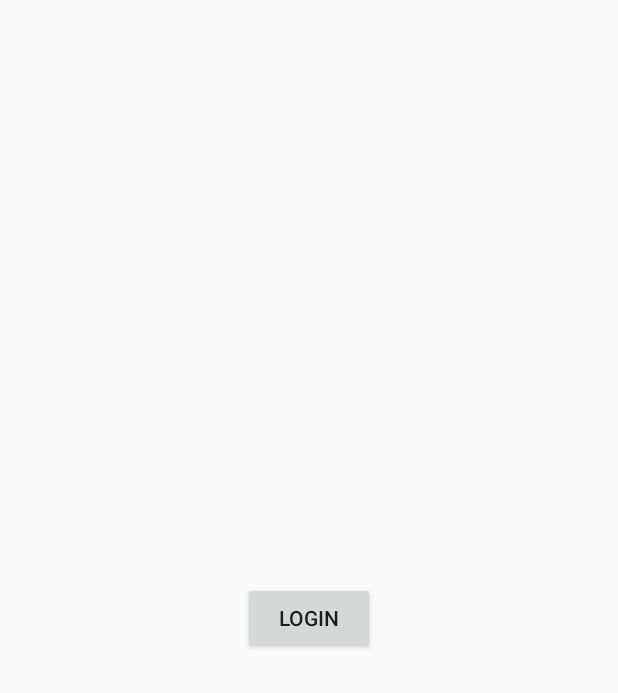
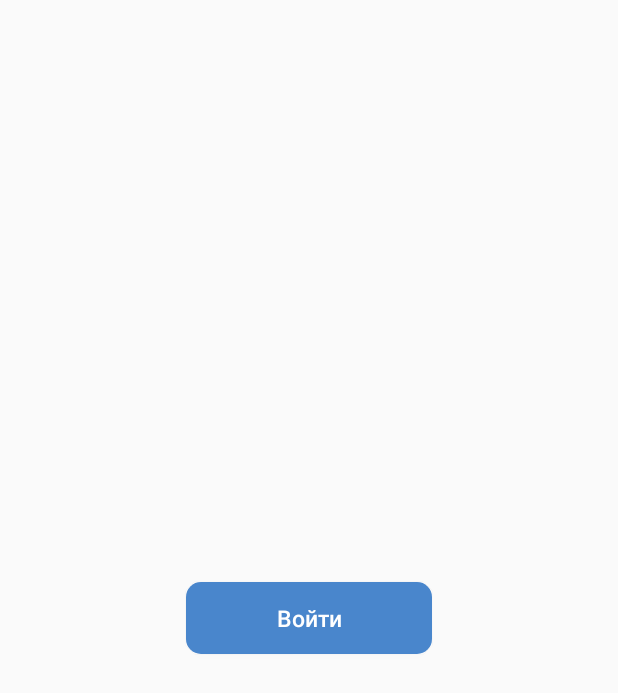
Before and after one commit to KaperD/VKCommunities, an Android app: the screen it shows after launch (MainActivity), on a phone screen of 412 x 824 dp. Shown: the top 693 px of the screen. Run offline under Robolectric (Android 15) with nearby library versions, the phone set to English and light mode, and no system bars; libraries missing offline, so code that uses them is left out: com.facebook.drawee, com.vk.api; 3 statements that could not run were skipped.

Commit message:
Fix swich behaviour

```diff
--- a/app/src/main/java/ru/hse/vkcommunities/CommunitiesViewModel.kt
+++ b/app/src/main/java/ru/hse/vkcommunities/CommunitiesViewModel.kt
@@ -13,6 +13,8 @@ class CommunitiesViewModel : ViewModel() {
     val numberOfChosen: LiveData<Int> = _numberOfChosen
 
     var allCommunities: List<Community>? = null
+
+    var isInSubscribeMode = false
 
     fun addChoice(community: Community) {
         chosenCommunities[community.id] = community
--- a/app/src/main/java/ru/hse/vkcommunities/MainActivity.kt
+++ b/app/src/main/java/ru/hse/vkcommunities/MainActivity.kt
@@ -14,6 +14,7 @@ import com.vk.api.sdk.exceptions.VKAuthException
 
 class MainActivity : AppCompatActivity() {
     private lateinit var authLauncher: ActivityResultLauncher<Collection<VKScope>>
+    private val scopes = arrayListOf(VKScope.GROUPS)
 
     override fun onCreate(savedInstanceState: Bundle?) {
         super.onCreate(savedInstanceState)
@@ -34,7 +35,7 @@ class MainActivity : AppCompatActivity() {
         }
         val loginButton = findViewById<Button>(R.id.login)
         loginButton.setOnClickListener {
-            authLauncher.launch(arrayListOf(VKScope.GROUPS))
+            authLauncher.launch(scopes)
         }
     }
 
@@ -46,14 +47,14 @@ class MainActivity : AppCompatActivity() {
     private fun onLoginFailed(exception: VKAuthException) {
         if (!exception.isCanceled) {
             val descriptionResource =
-                if (exception.webViewError == WebViewClient.ERROR_HOST_LOOKUP) "R.string.message_connection_error"
-                else "R.string.message_unknown_error"
+                if (exception.webViewError == WebViewClient.ERROR_HOST_LOOKUP) R.string.connection_error
+                else R.string.unknown_error
             AlertDialog.Builder(this)
                 .setMessage(descriptionResource)
-                .setPositiveButton("R.string.vk_retry") { _, _ ->
-                    authLauncher.launch(arrayListOf(VKScope.WALL, VKScope.PHOTOS))
+                .setPositiveButton(R.string.retry) { _, _ ->
+                    authLauncher.launch(scopes)
                 }
-                .setNegativeButton(android.R.string.cancel) { dialog, _ ->
+                .setNegativeButton(R.string.cancel) { dialog, _ ->
                     dialog.dismiss()
                 }
                 .show()
--- a/app/src/main/res/layout/activity_main.xml
+++ b/app/src/main/res/layout/activity_main.xml
@@ -1,5 +1,5 @@
 <?xml version="1.0" encoding="utf-8"?>
-<androidx.constraintlayout.widget.ConstraintLayout xmlns:android="http://schemas.android.com/apk/res/android"
+<RelativeLayout xmlns:android="http://schemas.android.com/apk/res/android"
     xmlns:app="http://schemas.android.com/apk/res-auto"
     xmlns:tools="http://schemas.android.com/tools"
     android:layout_width="match_parent"
@@ -10,10 +10,12 @@
         android:id="@+id/login"
         android:layout_width="wrap_content"
         android:layout_height="wrap_content"
-        android:text="Login"
-        app:layout_constraintBottom_toBottomOf="parent"
-        app:layout_constraintEnd_toEndOf="parent"
-        app:layout_constraintStart_toStartOf="parent"
-        app:layout_constraintTop_toTopOf="parent" />
+        android:minWidth="164dp"
+        android:text="Войти"
+        android:textAllCaps="false"
+        android:textSize="15sp"
+        android:textColor="@color/white"
+        android:background="@drawable/button"
+        android:layout_centerInParent="true"/>
 
-</androidx.constraintlayout.widget.ConstraintLayout>
+</RelativeLayout>
--- a/app/src/main/res/values/strings.xml
+++ b/app/src/main/res/values/strings.xml
@@ -3,4 +3,8 @@
     <integer name="com_vk_sdk_AppId">8125349</integer>
     <string name="unsubscribe">Отписаться</string>
     <string name="subscribe">Подписаться</string>
+    <string name="connection_error">Проблема с подключением</string>
+    <string name="unknown_error">Неизвестная ошибка</string>
+    <string name="retry">Повторить</string>
+    <string name="cancel">Отменить</string>
 </resources>
```
Also changed, not shown: app/src/main/java/ru/hse/vkcommunities/CommunitiesActivity.kt (+7 -3 lines).
